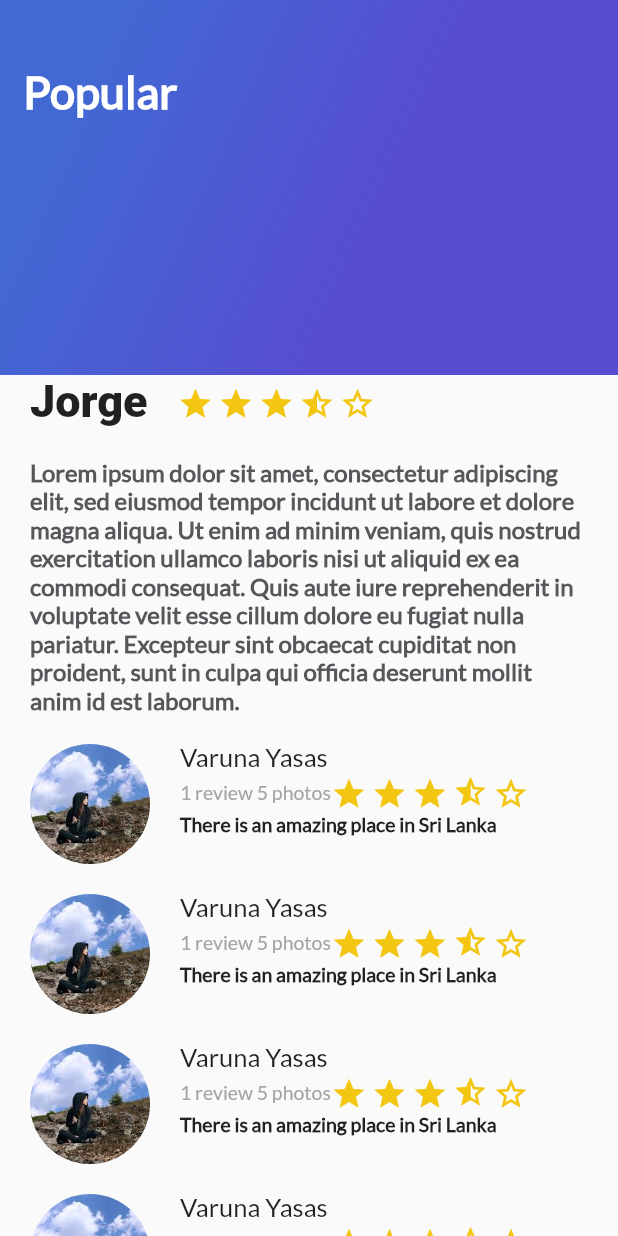
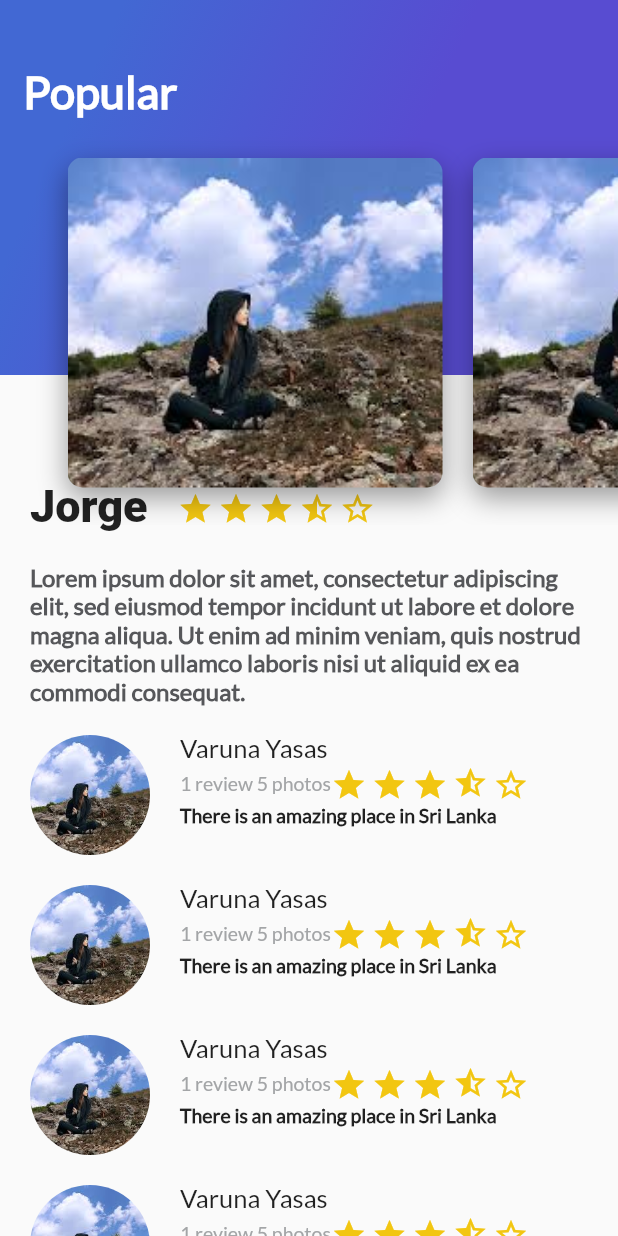
Before and after one commit to jorgesarabia/basic-flutter, a Flutter app: the screen it shows after launch, on a phone screen of 412 x 824 dp. Run offline on Flutter 3.47's test engine with Material 2 defaults, Android fonts, the phone set to English and light mode, and no system bars.

Commit message:
Se agrega la lista de imagenes

```diff
--- /dev/null
+++ b/lib/card_image_list.dart
@@ -0,0 +1,25 @@
+import 'package:basic_flutter/card_image.dart';
+import 'package:flutter/material.dart';
+
+class CardImageList extends StatelessWidget{
+  @override
+  Widget build(BuildContext context) {
+    return Container(
+      height: 350.0,
+      child: ListView(
+        padding: EdgeInsets.all(25.0),
+        scrollDirection: Axis.horizontal,
+        children: <Widget>[
+          CardImage("assets/img/viajero.jpeg"),
+          CardImage("assets/img/viajero.jpeg"),
+          CardImage("assets/img/viajero.jpeg"),
+          CardImage("assets/img/viajero.jpeg"),
+          CardImage("assets/img/viajero.jpeg"),
+          CardImage("assets/img/viajero.jpeg"),
+          CardImage("assets/img/viajero.jpeg"),
+        ],
+      ),
+    );
+  }
+
+}
--- a/lib/description.dart
+++ b/lib/description.dart
@@ -11,7 +11,7 @@ class Description extends StatelessWidget{
   @override
   Widget build(BuildContext context) {
 
-    double topAl = 250.0;
+    double topAl = 320.0;
 
     final description = Container(
       margin: EdgeInsets.only(
--- /dev/null
+++ b/lib/header_appbar.dart
@@ -0,0 +1,16 @@
+import 'package:basic_flutter/card_image_list.dart';
+import 'package:basic_flutter/gradient_back.dart';
+import 'package:flutter/material.dart';
+
+class HeaderAppBar extends StatelessWidget{
+  @override
+  Widget build(BuildContext context) {
+    return Stack(
+      children: <Widget>[
+        GradientBack(),
+        CardImageList(),
+      ],
+    );
+  }
+
+}
--- a/lib/main.dart
+++ b/lib/main.dart
@@ -1,6 +1,5 @@
 import 'package:basic_flutter/description.dart';
-import 'package:basic_flutter/gradient_back.dart';
-import 'package:basic_flutter/review.dart';
+import 'package:basic_flutter/header_appbar.dart';
 import 'package:basic_flutter/review_list.dart';
 import 'package:flutter/material.dart';
 
@@ -19,11 +18,11 @@ class MyApp extends StatelessWidget {
           children: <Widget>[
             ListView(
               children: <Widget>[
-                Description("Jorge",4,"Lorem ipsum dolor sit amet, consectetur adipiscing elit, sed eiusmod tempor incidunt ut labore et dolore magna aliqua. Ut enim ad minim veniam, quis nostrud exercitation ullamco laboris nisi ut aliquid ex ea commodi consequat. Quis aute iure reprehenderit in voluptate velit esse cillum dolore eu fugiat nulla pariatur. Excepteur sint obcaecat cupiditat non proident, sunt in culpa qui officia deserunt mollit anim id est laborum."),
+                Description("Jorge",4,"Lorem ipsum dolor sit amet, consectetur adipiscing elit, sed eiusmod tempor incidunt ut labore et dolore magna aliqua. Ut enim ad minim veniam, quis nostrud exercitation ullamco laboris nisi ut aliquid ex ea commodi consequat."),
                 RevieList()
               ],
             ),
-            GradientBack()
+            HeaderAppBar()
           ],
         ),
       ),
```
